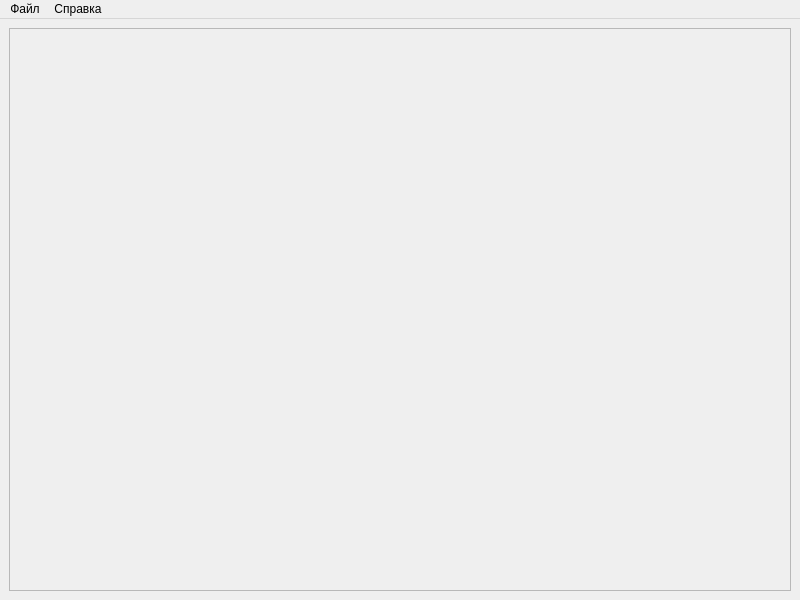
The window that logPrint/mainwindow.ui (istominrs/logPrinter) describes before a commit, drawn with Qt 5.
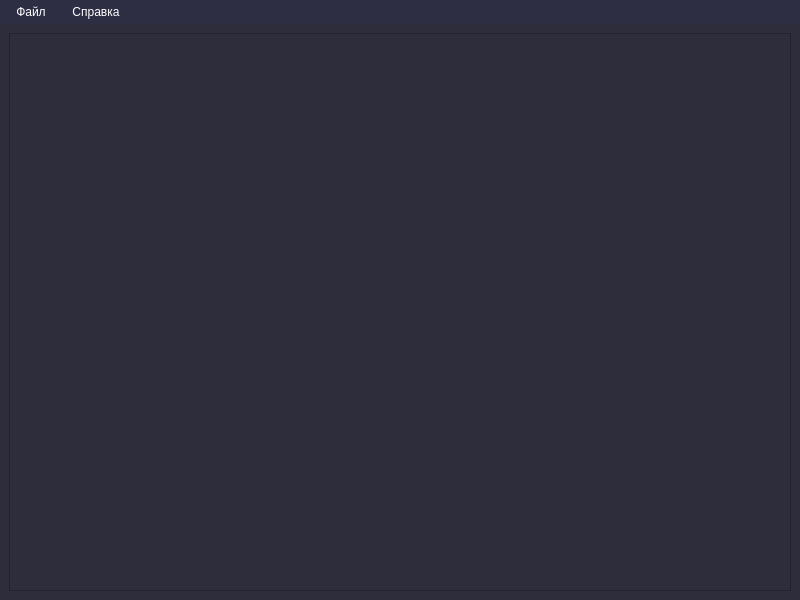
The same window after the commit.

What changed in the file:
```diff
--- a/logPrint/mainwindow.ui
+++ b/logPrint/mainwindow.ui
@@ -13,10 +13,159 @@
   <property name="windowTitle">
    <string>MainWindow</string>
   </property>
+  <property name="styleSheet">
+   <string notr="true">/* Vertical scroll bar */
+
+QScrollBar::vertical {
+	border: none;
+	background-color: rgb(255, 255, 255);
+	width: 	14px;
+	margin: 15px 0 15px 0;
+	border-radius: 0px;
+}
+
+QScrollBar::handle:vertical {
+	background-color: rgb(80, 80, 122);
+	min-height: 30px;
+	border-radius: 7px;
+}
+
+QScrollBar::handle:vertical:hover {
+	background-color: rgb(255, 255, 255);
+}
+
+QScrollBar::handle:vertical:pressed {
+	background-color: rgb(255, 255, 255);
+}
+
+
+QScrollBar:sub-line:vertical {
+	border: none;
+	background-color: rgb(59, 59, 90);
+	height: 15px;
+	border-top-left-radius: 7px;
+	border-top-right-radius: 7px;
+	subcontrol-position: top;
+	subcontrol-origin: margin;
+}
+
+QScrollBar:sub-line:vertical:hover {
+	background-color: rgb(255, 255, 255);
+}
+
+QScrollBar:sub-line:vertical:pressed {
+	background-color: rgb(255, 255, 255);
+}
+
+QScrollBar:add-line:vertical {
+	border: none;
+	background-color: rgb(59, 59, 90);
+	height: 15px;
+	border-bottom-left-radius: 7px;
+	border-bottom-right-radius: 7px;
+	subcontrol-position: bottom;
+	subcontrol-origin: margin;
+}
+
+QScrollBar:add-line:vertical:hover {
+	background-color: rgb(255, 255, 255);
+}
+
+QScrollBar:add-line:vertical:pressed {
+	background-color: rgb(255, 255, 255);
+}
+
+QScrollBar::up-arrow:vertical, QScrollBar::down-arrow:vertical {
+	background: none;
+}
+
+QScrollBar::add-page:vertical, QScrollBar::sub-page:vertical {
+	background: none;
+}
+
+
+/* Horizontal scroll bar */
+
+QScrollBar::horizontal {
+    border: none;
+    background-color: rgb(255, 255, 255);
+    height: 14px;
+    margin: 0 15px 0 15px;
+    border-radius: 0px;
+}
+
+QScrollBar::handle:horizontal {
+    background-color: rgb(80, 80, 122);
+    min-width: 30px;
+    border-radius: 7px;
+}
+
+QScrollBar::handle:horizontal:hover {
+    background-color: rgb(255, 255, 255);
+}
+
+QScrollBar::handle:horizontal:pressed {
+    background-color: rgb(255, 255, 255);
+}
+
+QScrollBar:sub-line:horizontal {
+    border: none;
+    background-color: rgb(59, 59, 90);
+    width: 15px;
+    border-top-left-radius: 7px;
+    border-bottom-left-radius: 7px;
+    subcontrol-position: left;
+    subcontrol-origin: margin;
+}
+
+QScrollBar:sub-line:horizontal:hover {
+    background-color: rgb(255, 255, 255);
+}
+
+QScrollBar:sub-line:horizontal:pressed {
+    background-color: rgb(255, 255, 255);
+}
+
+QScrollBar:add-line:horizontal {
+    border: none;
+    background-color: rgb(59, 59, 90);
+    width: 15px;
+    border-top-right-radius: 7px;
+    border-bottom-right-radius: 7px;
+    subcontrol-position: right;
+    subcontrol-origin: margin;
+}
+
+QScrollBar:add-line:horizontal:hover {
+    background-color: rgb(255, 255, 255);
+}
+
+QScrollBar:add-line:horizontal:pressed {
+    background-color: rgb(255, 255, 255);
+}
+
+QScrollBar::left-arrow:horizontal, QScrollBar::right-arrow:horizontal {
+    background: none;
+}
+
+QScrollBar::add-page:horizontal, QScrollBar::sub-page:horizontal {
+    background: none;
+}
+ </string>
+  </property>
   <widget class="QWidget" name="centralwidget">
+   <property name="styleSheet">
+    <string notr="true">background-color: rgb(45, 45, 60);</string>
+   </property>
    <layout class="QHBoxLayout" name="horizontalLayout">
     <item>
      <widget class="QScrollArea" name="scrollGraph">
+      <property name="styleSheet">
+       <string notr="true">QScrollBar:vertical {
+	border: nine;
+	background: rgb(45, 45, 68);
+}</string>
+      </property>
       <property name="widgetResizable">
        <bool>true</bool>
       </property>
@@ -26,7 +175,7 @@
          <x>0</x>
          <y>0</y>
          <width>780</width>
-         <height>558</height>
+         <height>553</height>
         </rect>
        </property>
        <layout class="QVBoxLayout" name="verticalLayout">
@@ -45,9 +194,39 @@
      <x>0</x>
      <y>0</y>
      <width>800</width>
-     <height>22</height>
+     <height>27</height>
     </rect>
    </property>
+   <property name="styleSheet">
+    <string notr="true">QMenuBar {
+	background-color: rgb(45, 45, 68);
+	color: rgb(255, 255, 255);
+}
+
+QMenuBar::item {
+    background-color:  rgb(45, 45, 68); 
+    padding: 5px 10px; 
+}
+ 
+QMenuBar::item:selected {
+    background-color:  rgb(45, 45, 68); 
+    color: rgb(255, 255, 255); 
+}
+ 
+QMenu {
+    background-color: rgb(45, 45, 68);
+    color: rgb(255, 255, 255)
+}
+ 
+QMenu::item {
+    padding: 5px 20px; 
+}
+ 
+QMenu::item:selected {
+    background-color: rgb(45, 45, 68); 
+    color: rgb(255, 255, 255)
+}</string>
+   </property>
    <widget class="QMenu" name="menu">
     <property name="title">
      <string>Файл</string>
```
